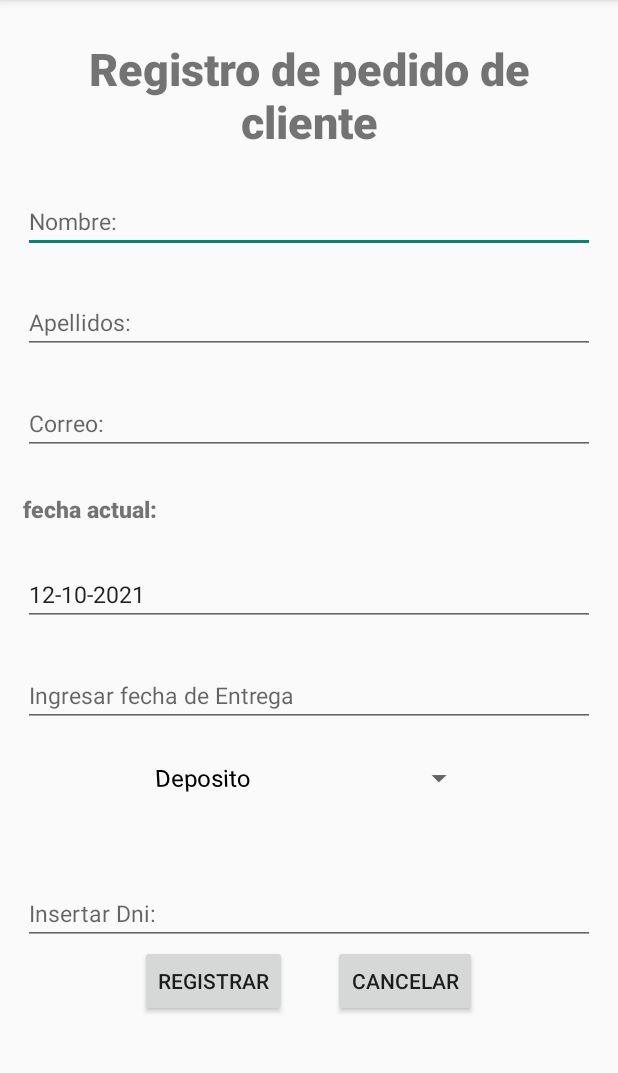
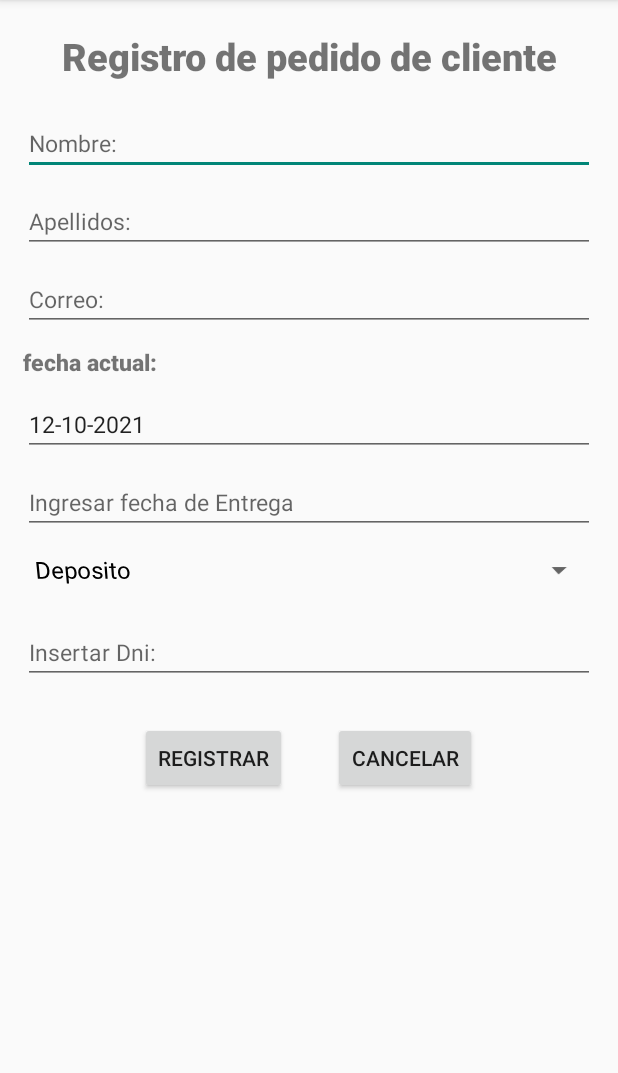
Before and after one commit to BryanORCc/Servimaq, an Android app: the registro_cliente screen opened directly, with no data from a screen before it, on a phone screen of 412 x 824 dp, the part 84-1157 px from its top. Run offline under Robolectric (Android 15) with nearby library versions, the phone set to English and light mode, and no system bars.

Commit message:
Arreglo de escala de textos

```diff
--- a/app/src/main/AndroidManifest.xml
+++ b/app/src/main/AndroidManifest.xml
@@ -19,7 +19,7 @@
         <meta-data
             android:name="com.google.android.actions"
             android:resource="@xml/file_paths" />
-
+        <!--
         <provider
             android:name="androidx.core.content.FileProvider"
             android:authorities="${applicationId}.provider"
@@ -28,7 +28,7 @@
             <meta-data
                 android:name="android.support.FILE_PROVIDER_PATHS"
                 android:resource="@xml/file_paths" />
-        </provider>
+        </provider>-->
 
         <activity
             android:name=".op_catalogo.detalle_producto"
--- a/app/src/main/res/layout/activity_detalle_producto.xml
+++ b/app/src/main/res/layout/activity_detalle_producto.xml
@@ -12,24 +12,24 @@
         android:orientation="vertical">
 
         <ImageView
-            android:layout_marginHorizontal="80dp"
+            android:layout_marginHorizontal="135dp"
             android:layout_marginTop="25dp"
             android:layout_width="wrap_content"
             android:layout_height="0dp"
-            android:layout_weight="0.3"
+            android:layout_weight="0.2"
             android:background="@drawable/no_imagen"
             />
 
         <ScrollView
             android:layout_width="match_parent"
             android:layout_height="0dp"
-            android:layout_weight="0.7">
+            android:layout_weight="0.8">
 
             <LinearLayout
                 android:layout_width="match_parent"
                 android:layout_height="match_parent"
                 android:orientation="vertical"
-                android:padding="35dp">
+                android:padding="25dp">
 
                 <!--BLOQUEEE ID NEUMATICO_________________________________________________________________________-->
                 <LinearLayout
--- a/app/src/main/res/layout/activity_registro_cliente.xml
+++ b/app/src/main/res/layout/activity_registro_cliente.xml
@@ -17,7 +17,7 @@
 
             <!--TITULO_______________________________________-->
             <LinearLayout
-                android:layout_width="wrap_content"
+                android:layout_width="match_parent"
                 android:layout_height="wrap_content">
 
                 <TextView
@@ -25,8 +25,8 @@
                     android:layout_weight="0.85"
                     android:layout_height="wrap_content"
                     android:text="Registro de pedido de cliente"
-                    android:textSize="30dp"
-                    android:layout_marginVertical="25dp"
+                    android:textSize="25dp"
+                    android:layout_marginVertical="20dp"
                     android:textAlignment="center"
                     android:fontFamily="sans-serif-black"
                     />
@@ -35,7 +35,7 @@
             <EditText
                 android:id="@+id/EtNombreCliente"
                 android:layout_width="match_parent"
-                android:layout_height="match_parent"
+                android:layout_height="wrap_content"
                 android:inputType="text"
                 android:hint="Nombre:"
                 android:textSize="15dp" />
@@ -43,8 +43,8 @@
             <EditText
                 android:id="@+id/EtApellidoCliente"
                 android:layout_width="match_parent"
-                android:layout_height="match_parent"
-                android:layout_marginTop="25dp"
+                android:layout_height="wrap_content"
+                android:layout_marginTop="10dp"
                 android:hint="Apellidos:"
                 android:inputType="text"
                 android:textSize="15dp" />
@@ -52,8 +52,8 @@
             <EditText
                 android:id="@+id/EtCorreo"
                 android:layout_width="match_parent"
-                android:layout_height="match_parent"
-                android:layout_marginTop="25dp"
+                android:layout_height="wrap_content"
+                android:layout_marginTop="10dp"
                 android:hint="Correo:"
                 android:inputType="textEmailAddress"
                 android:textSize="15dp" />
@@ -63,14 +63,14 @@
                 android:layout_height="wrap_content"
                 android:text="fecha actual:"
                 android:fontFamily="sans-serif-black"
-                android:layout_marginTop="25dp"
+                android:layout_marginTop="10dp"
                 android:textSize="15dp"
                 />
             <EditText
                 android:id="@+id/EtFechaActual"
                 android:layout_width="match_parent"
-                android:layout_height="match_parent"
-                android:layout_marginTop="25dp"
+                android:layout_height="wrap_content"
+                android:layout_marginTop="10dp"
                 android:textSize="15dp"
                 android:focusable="false"/>
 
@@ -80,8 +80,8 @@
                 android:focusable="false"
                 android:clickable="true"
                 android:layout_width="match_parent"
-                android:layout_height="match_parent"
-                android:layout_marginTop="25dp"
+                android:layout_height="wrap_content"
+                android:layout_marginTop="10dp"
                 android:hint="Ingresar fecha de Entrega"
                 android:justificationMode="inter_word"
                 android:textSize="15dp" />
@@ -89,10 +89,7 @@
             <Spinner
                 android:id="@+id/Spi_Modo_Pago"
                 android:layout_width="match_parent"
-                android:layout_height="match_parent"
-                android:layout_marginHorizontal="80dp"
-                android:layout_marginTop="10dp"
-                android:layout_marginBottom="20dp"
+                android:layout_height="wrap_content"
                 android:baselineAligned="false"
                 android:rotationX="-12"
                 android:textSize="15dp" />
@@ -101,7 +98,8 @@
                 android:id="@+id/EtDni"
                 android:layout_width="match_parent"
                 android:layout_height="match_parent"
-                android:layout_marginTop="25dp"
+                android:layout_marginTop="10dp"
+                android:layout_marginBottom="25dp"
                 android:hint="Insertar Dni:"
                 android:inputType="number"
                 android:maxLength="8"
```
